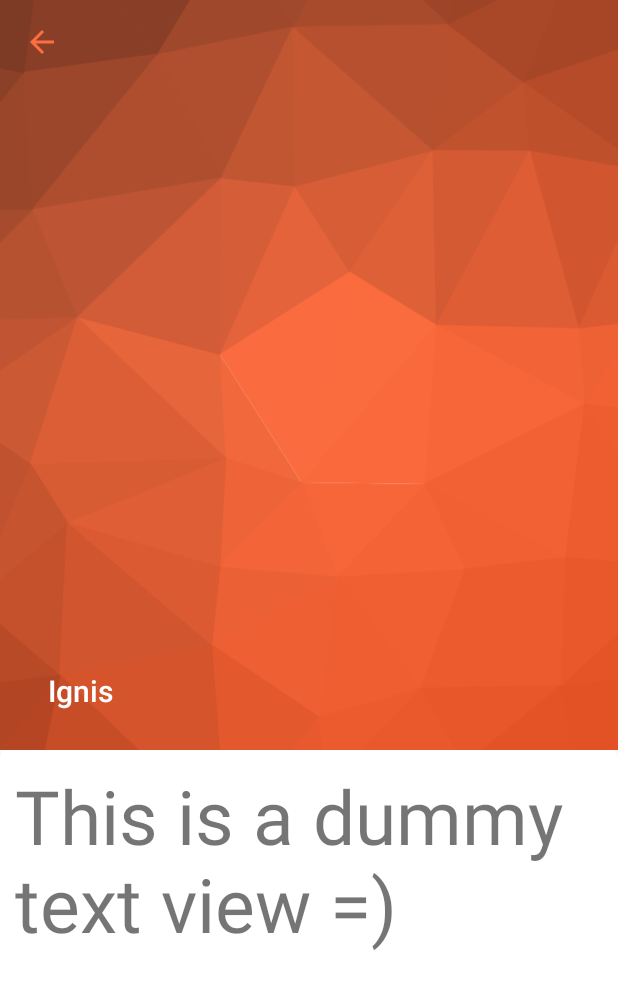
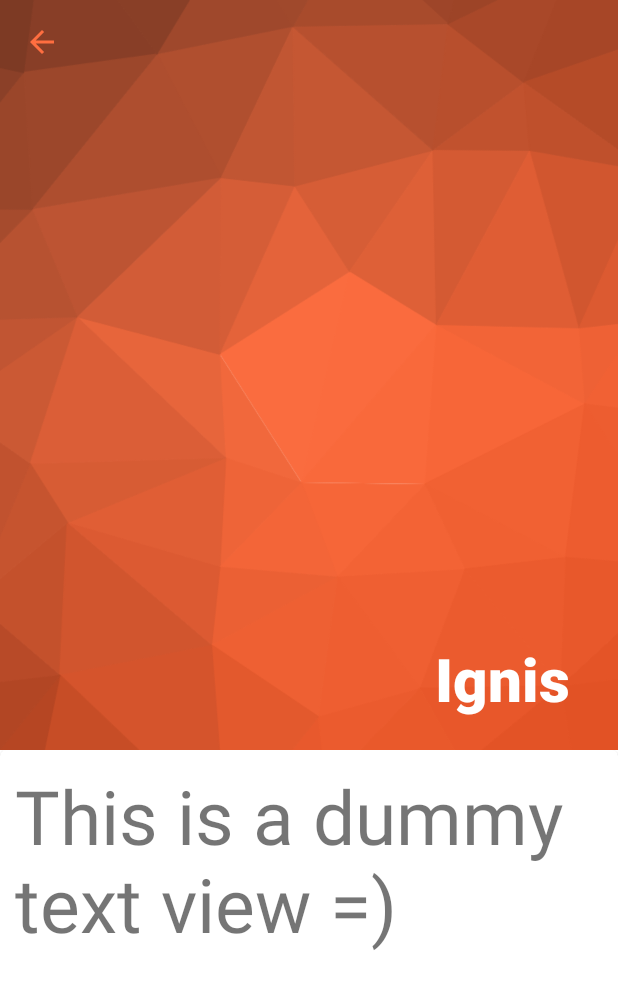
Before and after one commit to KunaalKumar/Ignis, an Android app: the CharacterActivity screen opened directly, with no data from a screen before it, on a phone screen of 412 x 824 dp. Shown: the top 989 px of the screen. Run offline under Robolectric (Android 15) with nearby library versions, the phone set to English and light mode, and no system bars; our stand-ins replace ButterKnife, Picasso; libraries missing offline, so code that uses them is left out: androidx.palette.graphics; pictures from the network do not load; Roboto replaces fonts that are not available here; 1 statement that could not run was skipped.

Commit message:
Implement transparent status bar for character activity
Clean up code for settings activity

```diff
--- a/app/src/main/java/com/kunaalkumar/ignis/activities/CharacterActivity.java
+++ b/app/src/main/java/com/kunaalkumar/ignis/activities/CharacterActivity.java
@@ -6,6 +6,7 @@ import android.graphics.Color;
 import android.graphics.drawable.BitmapDrawable;
 import android.os.Bundle;
 import android.util.Log;
+import android.view.Gravity;
 import android.widget.ImageView;
 
 import com.google.android.material.appbar.CollapsingToolbarLayout;
@@ -62,6 +63,7 @@ public class CharacterActivity extends AppCompatActivity {
         getSupportActionBar().setDisplayShowHomeEnabled(true);
 
         collapsingToolbar.setTitleEnabled(true);
+        collapsingToolbar.setExpandedTitleGravity(Gravity.END | Gravity.BOTTOM);
         collapsingToolbar.setTitle(intent.getStringExtra(EXTRA_NAME));
         collapsingToolbar.setExpandedTitleColor(Color.WHITE);
 
@@ -88,7 +90,7 @@ public class CharacterActivity extends AppCompatActivity {
     // TODO: find a better name `-.-`
     private void colorify(Palette p) {
         palette = p;
-        collapsingToolbar.setExpandedTitleColor(p.getLightVibrantColor(getResources()
+        collapsingToolbar.setExpandedTitleColor(p.getVibrantColor(getResources()
                 .getColor(R.color.colorAccent)));
         collapsingToolbar.setCollapsedTitleTextColor(p.getVibrantColor(getResources()
                 .getColor(R.color.colorAccent)));
--- a/app/src/main/java/com/kunaalkumar/ignis/activities/SettingsActivity.java
+++ b/app/src/main/java/com/kunaalkumar/ignis/activities/SettingsActivity.java
@@ -94,9 +94,8 @@ public class SettingsActivity extends AppCompatActivity {
 
     @Override
     protected void onCreate(Bundle savedInstanceState) {
-        if (sharedPrefs.getDarkThemeState()) {
-            setTheme(R.style.DarkTheme_Settings);
-        } else setTheme(R.style.LightTheme_Settings);
+
+        SharedPrefs.applyTheme(this);
 
         super.onCreate(savedInstanceState);
         setContentView(R.layout.activity_settings);
--- a/app/src/main/java/com/kunaalkumar/ignis/utils/SharedPrefs.java
+++ b/app/src/main/java/com/kunaalkumar/ignis/utils/SharedPrefs.java
@@ -5,6 +5,7 @@ import android.app.Activity;
 import android.content.Context;
 
 import com.kunaalkumar.ignis.R;
+import com.kunaalkumar.ignis.activities.CharacterActivity;
 import com.kunaalkumar.ignis.activities.SettingsActivity;
 
 import java.util.ArrayList;
@@ -53,9 +54,17 @@ public class SharedPrefs {
     }
 
     public static void applyTheme(Activity activity) {
-        if (SettingsActivity.sharedPrefs.getDarkThemeState()) {
-            activity.setTheme(R.style.DarkTheme);
-        } else activity.setTheme(R.style.LightTheme);
+
+        if (activity instanceof SettingsActivity ||
+                activity instanceof CharacterActivity) {
+            if (SettingsActivity.sharedPrefs.getDarkThemeState()) {
+                activity.setTheme(R.style.DarkTheme_Translucent);
+            } else activity.setTheme(R.style.LightTheme_Translucent);
+        } else {
+            if (SettingsActivity.sharedPrefs.getDarkThemeState()) {
+                activity.setTheme(R.style.DarkTheme);
+            } else activity.setTheme(R.style.LightTheme);
+        }
     }
 
     public static void addToSearchHistory(String search) {
--- a/app/src/main/res/layout/activity_character.xml
+++ b/app/src/main/res/layout/activity_character.xml
@@ -18,7 +18,7 @@
             android:layout_width="match_parent"
             android:layout_height="match_parent"
             app:contentScrim="?attr/backgroundColor"
-            app:expandedTitleTextAppearance="@style/TextAppearance.AppCompat.Title"
+            app:expandedTitleTextAppearance="@style/Title"
             app:layout_scrollFlags="scroll|exitUntilCollapsed"
             app:title="@string/character">
 
--- a/app/src/main/res/layout/activity_settings.xml
+++ b/app/src/main/res/layout/activity_settings.xml
@@ -25,6 +25,7 @@
             <androidx.appcompat.widget.AppCompatImageView
                 android:layout_width="match_parent"
                 android:layout_height="250dp"
+                android:fitsSystemWindows="false"
                 android:scaleType="centerCrop"
                 android:src="@drawable/settings_bg"
                 app:layout_collapseMode="parallax" />
--- a/app/src/main/res/values-v27/styles.xml
+++ b/app/src/main/res/values-v27/styles.xml
@@ -17,6 +17,13 @@
         <item name="android:windowLightStatusBar">false</item>
     </style>
 
+    <style name="DarkTheme.Translucent" parent="DarkTheme.Common">
+        <item name="android:windowTranslucentStatus">true</item>
+        <item name="android:windowTranslucentNavigation">true</item>
+        <item name="android:windowLightNavigationBar">false</item>
+        <item name="android:windowLightStatusBar">false</item>
+    </style>
+
     <!-- Dark application theme. -->
     <style name="DarkTheme" parent="DarkTheme.Common">
         <!-- Customize your theme here. -->
--- a/app/src/main/res/values/styles.xml
+++ b/app/src/main/res/values/styles.xml
@@ -1,4 +1,11 @@
 <resources>
+
+    <style name="LaunchTheme" parent="LightTheme">
+        <item name="android:windowBackground">@drawable/launch_background</item>
+        <item name="android:statusBarColor">@color/colorAccent</item>
+        <item name="android:navigationBarColor">@color/black</item>
+    </style>
+
 
     <!-- Light application theme. -->
     <style name="LightTheme" parent="LightTheme.Common" />
@@ -19,10 +26,9 @@
         <item name="colorControlNormal">@color/colorAccent</item>
     </style>
 
-    <style name="LaunchTheme" parent="LightTheme">
-        <item name="android:windowBackground">@drawable/launch_background</item>
-        <item name="android:statusBarColor">@color/colorAccent</item>
-        <item name="android:navigationBarColor">@color/black</item>
+    <style name="LightTheme.Translucent" parent="LightTheme.Common">
+        <item name="android:windowTranslucentStatus">true</item>
+        <item name="android:windowTranslucentNavigation">true</item>
     </style>
 
     <!-- Dark application theme. -->
@@ -39,22 +45,22 @@
         <item name="android:statusBarColor">@color/black</item>
         <item name="android:navigationBarColor">@color/black</item>
         <item name="backgroundColor">@color/gray</item>
-        <item name="toolbarColor">#000000</item>]
+        <item name="toolbarColor">#000000</item>
         <item name="cardBackgroundColor">#000</item>
         <item name="disabledColor">@color/white</item>
         <item name="colorControlHighlight">#75ff6e40</item>
         <item name="colorControlNormal">@color/colorAccent</item>
     </style>
 
-    <style name="DarkTheme.Settings" parent="DarkTheme.Common">
+    <style name="DarkTheme.Translucent" parent="DarkTheme.Common">
         <item name="android:windowTranslucentStatus">true</item>
         <item name="android:windowTranslucentNavigation">true</item>
     </style>
 
-    <style name="LightTheme.Settings" parent="LightTheme.Common">
-        <item name="android:windowTranslucentStatus">true</item>
-        <item name="android:windowTranslucentNavigation">true</item>
+    <style name="Title" parent="TextAppearance.AppCompat.Title">
+        <item name="android:textSize">40sp</item>
+        <item name="android:textAllCaps">true</item>
+        <item name="android:textStyle">bold</item>
     </style>
 
-
 </resources>
```
